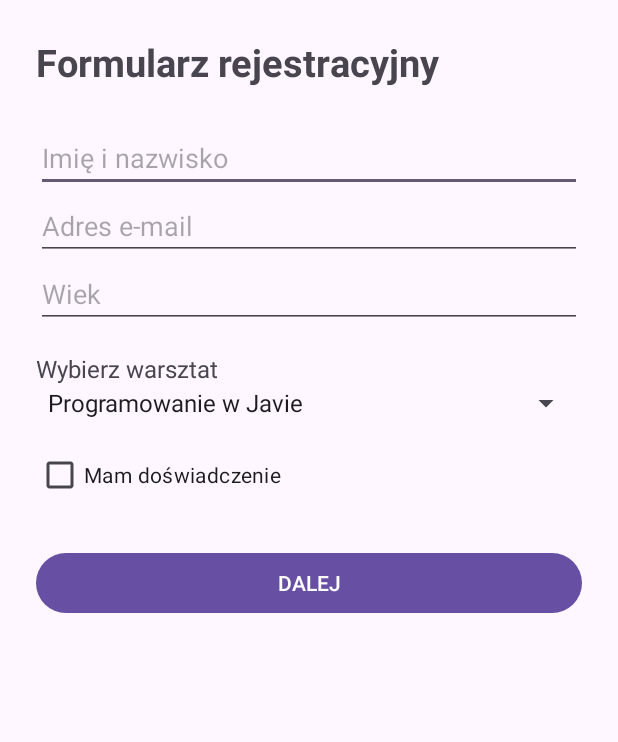
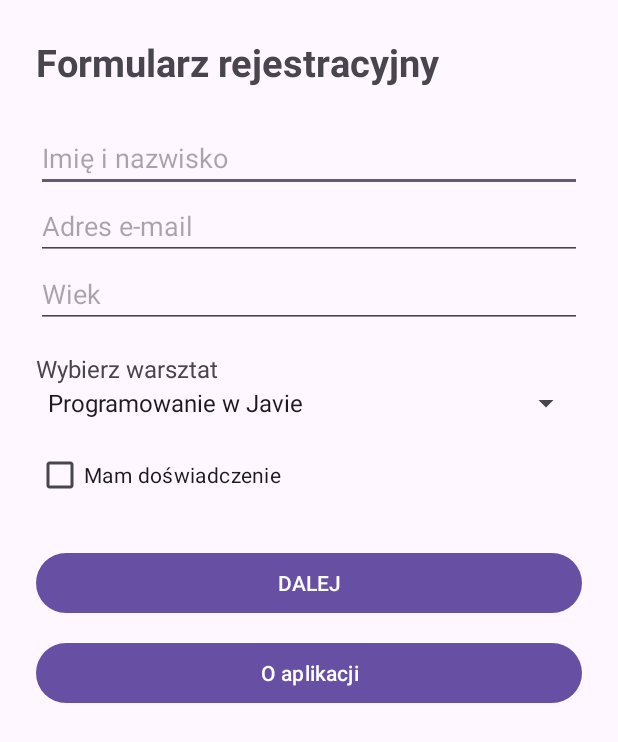
Before and after one commit to mateuszjankowski0502-dot/ScreenZad2, an Android app: the screen it shows after launch (MainActivity), on a phone screen of 412 x 824 dp. Shown: the top 742 px of the screen. Run offline under Robolectric (Android 15) with nearby library versions, the phone set to English and light mode, and no system bars.

Commit message:
Dodano trzeci ekran i dokumentację stosu aktywności

```diff
--- a/app/src/main/AndroidManifest.xml
+++ b/app/src/main/AndroidManifest.xml
@@ -25,6 +25,10 @@
             android:name=".SummaryActivity"
             android:exported="false"
             android:windowSoftInputMode="adjustResize" />
+        <activity
+            android:name=".AboutActivity"
+            android:exported="false"
+            android:windowSoftInputMode="adjustResize" />
     </application>
 
 </manifest>
--- a/app/src/main/java/com/example/rejestracjawarsztaty/MainActivity.java
+++ b/app/src/main/java/com/example/rejestracjawarsztaty/MainActivity.java
@@ -3,6 +3,7 @@ package com.example.rejestracjawarsztaty;
 
 import android.content.Intent;
 import android.os.Bundle;
+import android.util.Log;
 import android.util.Patterns;
 import android.widget.ArrayAdapter;
 import android.widget.Button;
@@ -17,12 +18,15 @@ import androidx.appcompat.app.AppCompatActivity;
 
 public class MainActivity extends AppCompatActivity {
 
+    private static final String TAG = "CykleAktywnosci";
+
     private EditText etName;
     private EditText etEmail;
     private EditText etAge;
     private Spinner spWorkshop;
     private CheckBox cbExperience;
     private Button btnNext;
+    private Button btnAbout;
 
     private final ActivityResultLauncher<Intent> summaryLauncher =
             registerForActivityResult(
@@ -47,6 +51,7 @@ public class MainActivity extends AppCompatActivity {
     @Override
     protected void onCreate(Bundle savedInstanceState) {
         super.onCreate(savedInstanceState);
+        Log.d(TAG, "MainActivity: onCreate");
         setContentView(R.layout.activity_main);
 
         etName = findViewById(R.id.etName);
@@ -55,6 +60,7 @@ public class MainActivity extends AppCompatActivity {
         spWorkshop = findViewById(R.id.spWorkshop);
         cbExperience = findViewById(R.id.cbExperience);
         btnNext = findViewById(R.id.btnNext);
+        btnAbout = findViewById(R.id.btnAbout);
 
         ArrayAdapter<CharSequence> adapter =
                 ArrayAdapter.createFromResource(
@@ -70,10 +76,26 @@ public class MainActivity extends AppCompatActivity {
         spWorkshop.setAdapter(adapter);
 
         btnNext.setOnClickListener(v -> validateForm());
+
+        btnAbout.setOnClickListener(v -> {
+            Intent intent = new Intent(MainActivity.this, AboutActivity.class);
+            startActivity(intent);
+        });
+    }
+
+    @Override
+    protected void onStop() {
+        super.onStop();
+        Log.d(TAG, "MainActivity: onStop");
+    }
+
+    @Override
+    protected void onDestroy() {
+        super.onDestroy();
+        Log.d(TAG, "MainActivity: onDestroy");
     }
 
     private void validateForm() {
-
         String name = etName.getText().toString().trim();
         String email = etEmail.getText().toString().trim();
         String ageText = etAge.getText().toString().trim();
@@ -115,11 +137,7 @@ public class MainActivity extends AppCompatActivity {
         String workshop = spWorkshop.getSelectedItem().toString();
         boolean experience = cbExperience.isChecked();
 
-        Intent intent = new Intent(
-                MainActivity.this,
-                SummaryActivity.class
-        );
-
+        Intent intent = new Intent(MainActivity.this, SummaryActivity.class);
         intent.putExtra(SummaryActivity.EXTRA_NAME, name);
         intent.putExtra(SummaryActivity.EXTRA_EMAIL, email);
         intent.putExtra(SummaryActivity.EXTRA_AGE, age);
--- a/app/src/main/res/layout/activity_main.xml
+++ b/app/src/main/res/layout/activity_main.xml
@@ -66,5 +66,12 @@
             android:text="@string/btn_next"
             android:layout_marginTop="24dp" />
 
+        <Button
+            android:id="@+id/btnAbout"
+            android:layout_width="match_parent"
+            android:layout_height="wrap_content"
+            android:text="O aplikacji"
+            android:layout_marginTop="12dp" />
+
     </LinearLayout>
 </ScrollView>
```
Also changed, not shown: app/src/main/java/com/example/rejestracjawarsztaty/AboutActivity.java (added, +31 -0 lines), app/src/main/java/com/example/rejestracjawarsztaty/SummaryActivity.java (+17 -8 lines), app/src/main/res/layout/activity_about.xml (added, +33 -0 lines).
